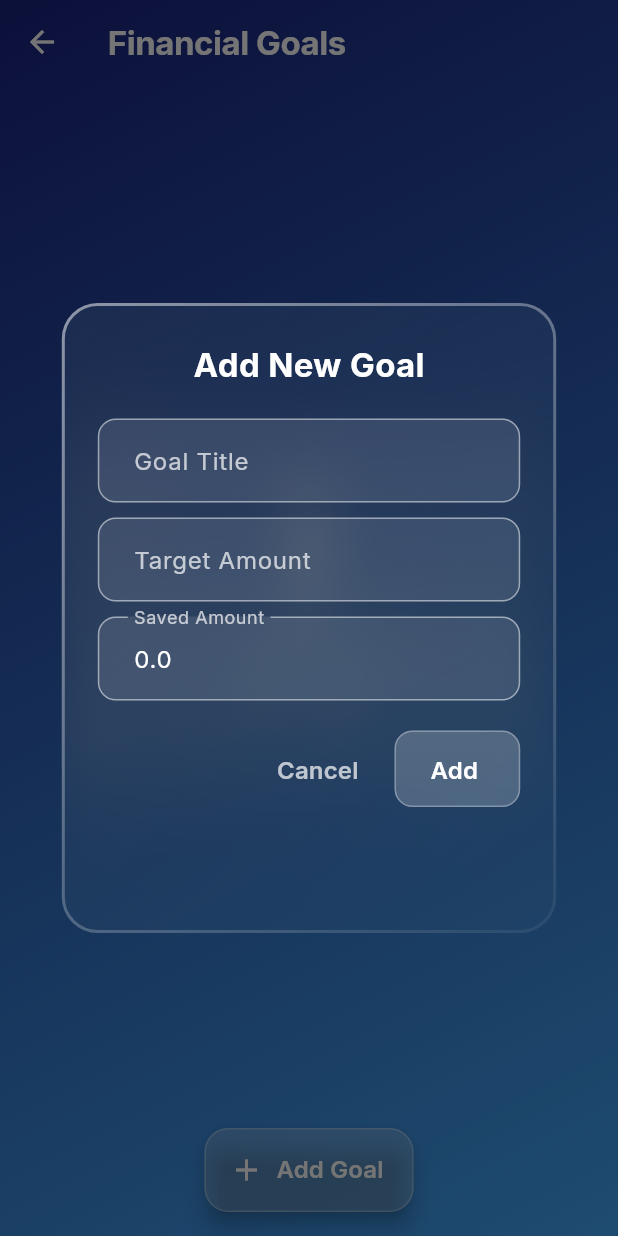
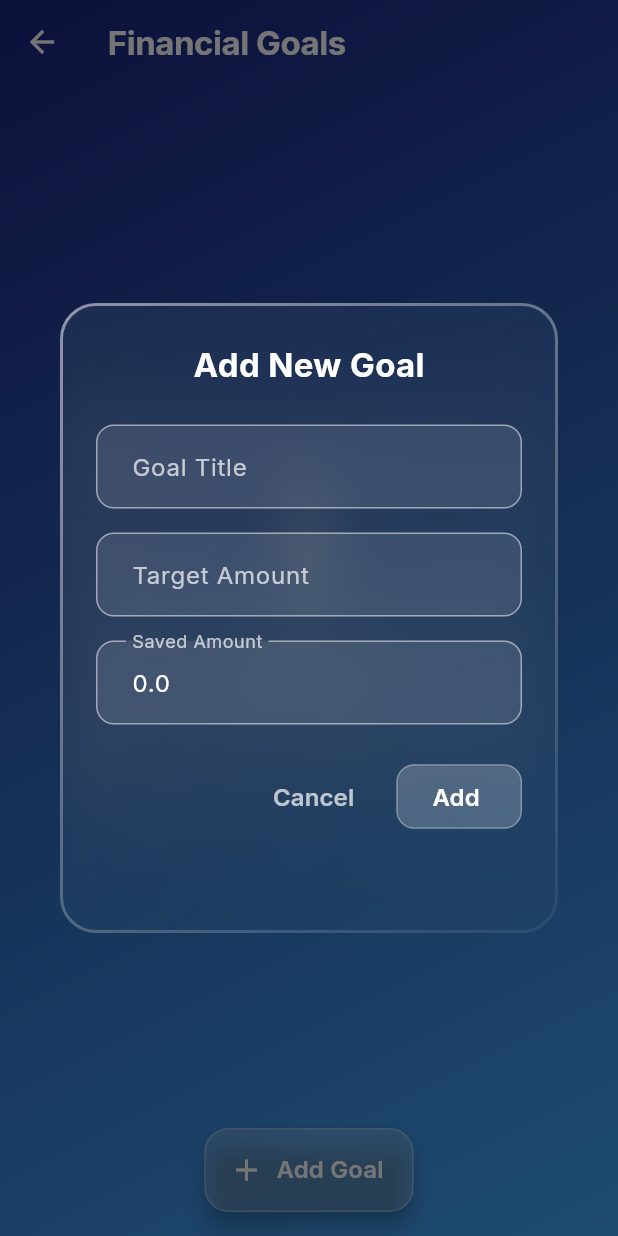
Before and after one commit to wahyualif23014/timingMatters_RiverPodd, a Flutter app: the FinancialGoalsPage screen opened directly, after a tap on "Add Goal", on a phone screen of 412 x 824 dp. Run offline on Flutter 3.47's test engine with Material 3 defaults, Android fonts, the light colour scheme and no system bars; drawn by our look-alikes of flutter_animate, glassmorphism; our stand-ins replace firebase_analytics, firebase_core, firebase_database, flutter_riverpod, go_router, google_fonts; accounts and stored records are empty; statements that could not run were skipped.

Commit message:
finance goals page clear h3

```diff
--- a/lib/features/finance/presentation/pages/financial_goals_page.dart
+++ b/lib/features/finance/presentation/pages/financial_goals_page.dart
@@ -28,12 +28,16 @@
     final financialGoalsAsyncValue = ref.watch(financialGoalsProvider);
     final isIOS = Theme.of(context).platform == TargetPlatform.iOS;
 
+    final mediaQueryData = MediaQuery.of(context);
+    final safeAreaBottom = mediaQueryData.padding.bottom;
+    final appBarHeight = kToolbarHeight; // Standard AppBar height
+
     return Scaffold(
       extendBodyBehindAppBar: true, // Allow body to go behind transparent app bar
       appBar: AppBar(
         title: Text(
           'Financial Goals',
-          style: GoogleFonts.inter( // Use Inter font for a clean look
+          style: GoogleFonts.inter(
             fontWeight: FontWeight.bold,
             color: Colors.white,
             fontSize: 22,
@@ -47,7 +51,6 @@
             color: Colors.white,
           ),
           onPressed: () {
-            // Use Navigator.pop for simple back navigation in this context
             Navigator.of(context).pop();
           },
         ),
@@ -79,12 +82,12 @@
               debugPrint('Error loading financial goals: $error\n$stack'); // Log full error for debugging
               return Center(
                 child: Padding(
-                  padding: const EdgeInsets.all(16.0),
+                  padding: const EdgeInsets.all(24.0),
                   child: Animate(
                     effects: [FadeEffect(duration: 600.ms), ScaleEffect(duration: 600.ms, curve: Curves.easeOutBack)],
                     child: GlassmorphicContainer(
-                      width: MediaQuery.of(context).size.width * 0.8,
-                      height: MediaQuery.of(context).size.height * 0.3,
+                      width: mediaQueryData.size.width * 0.8,
+                      height: mediaQueryData.size.height * 0.35,
                       borderRadius: 24,
                       blur: 15,
                       alignment: Alignment.center,
@@ -109,19 +112,19 @@
                         mainAxisAlignment: MainAxisAlignment.center,
                         children: [
                           const Icon(Icons.error_outline, color: Colors.white, size: 50).animate().shake(hz: 2, curve: Curves.easeInOut),
-                          const SizedBox(height: 10),
+                          const SizedBox(height: 16),
                           Text(
                             errorMessage,
                             textAlign: TextAlign.center,
                             style: GoogleFonts.inter(color: Colors.white, fontSize: 16),
                           ),
-                          const SizedBox(height: 20),
+                          const SizedBox(height: 24),
                           ElevatedButton(
                             onPressed: () {
                               ref.invalidate(financialGoalsProvider);
                             },
                             style: ElevatedButton.styleFrom(
-                              backgroundColor: Colors.white.withOpacity(0.2), // Glassy button
+                              backgroundColor: Colors.white.withOpacity(0.2),
                               foregroundColor: Colors.white,
                               shape: RoundedRectangleBorder(borderRadius: BorderRadius.circular(12)),
                               side: BorderSide(color: Colors.white.withOpacity(0.3), width: 1),
@@ -140,12 +143,12 @@
               if (goals.isEmpty) {
                 return Center(
                   child: Padding(
-                    padding: const EdgeInsets.all(16.0),
+                    padding: const EdgeInsets.all(24.0),
                     child: Animate(
                       effects: [FadeEffect(duration: 600.ms), SlideEffect(begin: Offset(0, 0.2), duration: 600.ms, curve: Curves.easeOutCubic)],
                       child: GlassmorphicContainer(
-                        width: MediaQuery.of(context).size.width * 0.8,
-                        height: MediaQuery.of(context).size.height * 0.3,
+                        width: mediaQueryData.size.width * 0.8,
+                        height: mediaQueryData.size.height * 0.35,
                         borderRadius: 24,
                         blur: 15,
                         alignment: Alignment.center,
@@ -170,7 +173,7 @@
                           mainAxisAlignment: MainAxisAlignment.center,
                           children: [
                             const Icon(Icons.lightbulb_outline, color: Colors.white, size: 60),
-                            const SizedBox(height: 10),
+                            const SizedBox(height: 16),
                             Text(
                               'Tidak ada target keuangan yang ditemukan.\nMari tambahkan target pertamamu!',
                               textAlign: TextAlign.center,
@@ -184,7 +187,13 @@
                 );
               }
               return ListView.builder(
-                padding: const EdgeInsets.only(top: kToolbarHeight + 40, left: 16.0, right: 16.0, bottom: 80.0), // Adjust padding for app bar and FAB
+                // Use a slightly larger bottom padding to ensure it clears the FAB
+                padding: EdgeInsets.fromLTRB(
+                  16.0,
+                  appBarHeight + mediaQueryData.padding.top + 20, // Dynamic top padding
+                  16.0,
+                  safeAreaBottom + 90.0, // Increased bottom padding for FAB clearance
+                ),
                 itemCount: goals.length,
                 itemBuilder: (context, index) {
                   final goal = goals[index];
@@ -197,10 +206,10 @@
                     ],
                     child: GlassmorphicContainer(
                       width: double.infinity,
-                      height: 200, // Add a suitable height value here
+                      height: 220,
                       borderRadius: 16,
                       blur: 10,
-                      margin: const EdgeInsets.symmetric(vertical: 8.0),
+                      margin: const EdgeInsets.symmetric(vertical: 10.0),
                       alignment: Alignment.center,
                       border: 1.5,
                       linearGradient: LinearGradient(
@@ -220,7 +229,7 @@
                         ],
                       ),
                       child: Padding(
-                        padding: const EdgeInsets.all(16.0),
+                        padding: const EdgeInsets.all(20.0),
                         child: Column(
                           crossAxisAlignment: CrossAxisAlignment.start,
                           children: [
@@ -232,7 +241,6 @@
                                 color: Colors.white,
                               ),
                             ),
-                            const SizedBox(height: 8),
                             Text(
                               'Target: \$${goal.targetAmount.toStringAsFixed(2)}',
                               style: GoogleFonts.inter(fontSize: 16, color: Colors.white.withOpacity(0.8)),
@@ -241,26 +249,24 @@
                               'Saved: \$${goal.savedAmount.toStringAsFixed(2)}',
                               style: GoogleFonts.inter(fontSize: 16, color: Colors.white.withOpacity(0.8)),
                             ),
-                            const SizedBox(height: 12),
                             LinearProgressIndicator(
                               value: progress,
                               backgroundColor: Colors.white.withOpacity(0.3),
-                              color: Colors.lightGreenAccent, // Brighter color for progress
+                              color: Colors.lightGreenAccent,
                               minHeight: 10,
                               borderRadius: BorderRadius.circular(5),
                             ),
-                            const SizedBox(height: 8),
+                            const SizedBox(height: 10),
                             Text(
                               'Progress: ${(progress * 100).toStringAsFixed(1)}%',
                               style: GoogleFonts.inter(fontSize: 14, fontStyle: FontStyle.italic, color: Colors.white.withOpacity(0.7)),
                             ),
-                            const SizedBox(height: 12),
                             Row(
                               mainAxisAlignment: MainAxisAlignment.end,
                               children: [
-                                _buildGlassyIconButton(context, Icons.edit, Colors.blueAccent, () => _showGoalForm(context, ref, goal: goal)),
-                                _buildGlassyIconButton(context, Icons.add, Colors.lightGreenAccent, () { _showAddProgressDialog(context, ref, goal); }),
-                                _buildGlassyIconButton(context, Icons.delete, Colors.redAccent, () => _confirmDelete(context, ref, goal.id, goal.title)),
+                                _buildGlassyIconButton(context, Icons.edit, Colors.blueAccent, () => _showGoalForm(context, ref, goal: goal), tooltip: 'Edit Goal'),
+                                _buildGlassyIconButton(context, Icons.add, Colors.lightGreenAccent, () { _showAddProgressDialog(context, ref, goal); }, tooltip: 'Add Progress'),
+                                _buildGlassyIconButton(context, Icons.delete, Colors.redAccent, () => _confirmDelete(context, ref, goal.id, goal.title), tooltip: 'Delete Goal'),
                               ],
                             ),
                           ],
@@ -280,7 +286,7 @@
           onPressed: () => _showGoalForm(context, ref),
           label: Text('Add Goal', style: GoogleFonts.inter(fontWeight: FontWeight.w600)),
           icon: const Icon(Icons.add),
-          backgroundColor: Colors.white.withOpacity(0.2), // Glassy FAB
+          backgroundColor: Colors.white.withOpacity(0.2),
           foregroundColor: Colors.white,
           shape: RoundedRectangleBorder(
             borderRadius: BorderRadius.circular(16),
@@ -292,13 +298,14 @@
     );
   }
 
-  Widget _buildGlassyIconButton(BuildContext context, IconData icon, Color color, VoidCallback onPressed) {
+  // Modified to include tooltip parameter
+  Widget _buildGlassyIconButton(BuildContext context, IconData icon, Color color, VoidCallback onPressed, {String? tooltip}) {
     return Animate(
       effects: [ScaleEffect(duration: 200.ms, curve: Curves.easeInOut)],
       child: IconButton(
         icon: Icon(icon, color: color.withOpacity(0.8), size: 28),
         onPressed: onPressed,
-        tooltip: 'Edit', // Add tooltip for accessibility
+        tooltip: tooltip,
       ),
     );
   }
@@ -313,12 +320,12 @@
       context: context,
       builder: (context) {
         return AlertDialog(
-          backgroundColor: Colors.transparent, // Make background transparent for glassmorphism
-          contentPadding: EdgeInsets.zero, // Remove default padding
+          backgroundColor: Colors.transparent,
+          contentPadding: EdgeInsets.zero,
           shape: RoundedRectangleBorder(borderRadius: BorderRadius.circular(24)),
           content: GlassmorphicContainer(
-            width: MediaQuery.of(context).size.width * 0.8,
-            height: 420, // Add a suitable height for the dialog
+            width: MediaQuery.of(context).size.width * 0.85,
+            height: goal == null ? 420 : 360,
             borderRadius: 24,
             blur: 15,
             border: 2,
@@ -326,7 +333,7 @@
               begin: Alignment.topLeft,
               end: Alignment.bottomRight,
               colors: [
-                Colors.blueGrey.withOpacity(0.15), // Darker glassmorphism for dialogs
+                Colors.blueGrey.withOpacity(0.15),
                 Colors.blueGrey.withOpacity(0.05),
               ],
             ),
@@ -347,7 +354,7 @@
                     goal == null ? 'Add New Goal' : 'Edit Goal',
                     style: GoogleFonts.inter(fontSize: 22, fontWeight: FontWeight.bold, color: Colors.white),
                   ),
-                  const SizedBox(height: 20),
+                  const SizedBox(height: 24),
                   TextField(
                     controller: titleController,
                     style: GoogleFonts.inter(color: Colors.white),
@@ -360,7 +367,7 @@
                       fillColor: Colors.white.withOpacity(0.1),
                     ),
                   ),
-                  const SizedBox(height: 10),
+                  const SizedBox(height: 16),
                   TextField(
                     controller: targetAmountController,
                     style: GoogleFonts.inter(color: Colors.white),
@@ -374,7 +381,7 @@
                     ),
                     keyboardType: TextInputType.number,
                   ),
-                  const SizedBox(height: 10),
+                  const SizedBox(height: 16),
                   if (goal == null)
                     TextField(
                       controller: savedAmountController,
@@ -389,7 +396,7 @@
                       ),
                       keyboardType: TextInputType.number,
                     ),
-                  const SizedBox(height: 20),
+                  const SizedBox(height: 24),
                   Row(
                     mainAxisAlignment: MainAxisAlignment.end,
                     children: [
@@ -398,7 +405,7 @@
                         style: TextButton.styleFrom(foregroundColor: Colors.white.withOpacity(0.7)),
                         child: const Text('Cancel'),
                       ),
-                      const SizedBox(width: 8),
+                      const SizedBox(width: 12),
                       ElevatedButton(
                         onPressed: () async {
                           final title = titleController.text.trim();
@@ -444,6 +451,7 @@
                           foregroundColor: Colors.white,
                           shape: RoundedRectangleBorder(borderRadius: BorderRadius.circular(12)),
                           side: BorderSide(color: Colors.white.withOpacity(0.3), width: 1),
+                          padding: const EdgeInsets.symmetric(horizontal: 24, vertical: 12),
                         ),
                         child: Text(goal == null ? 'Add ' : 'Update'),
                       ),
@@ -469,8 +477,8 @@
           contentPadding: EdgeInsets.zero,
           shape: RoundedRectangleBorder(borderRadius: BorderRadius.circular(24)),
           content: GlassmorphicContainer(
-            width: MediaQuery.of(context).size.width * 0.8,
-            height: 260, // Add a suitable height for the dialog
+            width: MediaQuery.of(context).size.width * 0.85,
+            height: 280,
             borderRadius: 24,
             blur: 15,
             border: 2,
@@ -500,7 +508,6 @@
                     style: GoogleFonts.inter(fontSize: 20, fontWeight: FontWeight.bold, color: Colors.white),
                     textAlign: TextAlign.center,
                   ),
-                  const SizedBox(height: 20),
                   TextField(
                     controller: amountController,
                     style: GoogleFonts.inter(color: Colors.white),
@@ -523,7 +530,7 @@
                         style: TextButton.styleFrom(foregroundColor: Colors.white.withOpacity(0.7)),
                         child: const Text('Batal'),
                       ),
-                      const SizedBox(width: 8),
+                      const SizedBox(width: 12),
                       ElevatedButton(
                         onPressed: () async {
                           final amountToAdd = double.tryParse(amountController.text) ?? 0.0;
@@ -574,8 +581,8 @@
           contentPadding: EdgeInsets.zero,
           shape: RoundedRectangleBorder(borderRadius: BorderRadius.circular(24)),
           content: GlassmorphicContainer(
-            width: MediaQuery.of(context).size.width * 0.8,
-            height: 220, // Added required height parameter
+            width: MediaQuery.of(context).size.width * 0.85,
+            height: 250,
             borderRadius: 24,
             blur: 15,
             border: 2,
@@ -604,13 +611,13 @@
                     'Konfirmasi Penghapusan',
                     style: GoogleFonts.inter(fontSize: 22, fontWeight: FontWeight.bold, color: Colors.white),
                   ),
-                  const SizedBox(height: 10),
+                  const SizedBox(height: 16),
                   Text(
                     'Apakah Anda yakin ingin menghapus target "$title"?',
                     textAlign: TextAlign.center,
                     style: GoogleFonts.inter(color: Colors.white.withOpacity(0.8), fontSize: 16),
                   ),
-                  const SizedBox(height: 20),
+                  const SizedBox(height: 24),
                   Row(
                     mainAxisAlignment: MainAxisAlignment.end,
                     children: [
@@ -619,7 +626,7 @@
                         style: TextButton.styleFrom(foregroundColor: Colors.white.withOpacity(0.7)),
                         child: const Text('Batal'),
                       ),
-                      const SizedBox(width: 8),
+                      const SizedBox(width: 12),
                       ElevatedButton(
                         onPressed: () async {
                           try {
@@ -636,10 +643,11 @@
                           }
                         },
                         style: ElevatedButton.styleFrom(
-                          backgroundColor: Colors.redAccent.withOpacity(0.2), // Red for delete, glassy
+                          backgroundColor: Colors.redAccent.withOpacity(0.2),
                           foregroundColor: Colors.white,
                           shape: RoundedRectangleBorder(borderRadius: BorderRadius.circular(12)),
                           side: BorderSide(color: Colors.redAccent.withOpacity(0.3), width: 1),
+                          padding: const EdgeInsets.symmetric(horizontal: 24, vertical: 12),
                         ),
                         child: const Text('Hapus', style: TextStyle(color: Colors.white)),
                       ),
```
